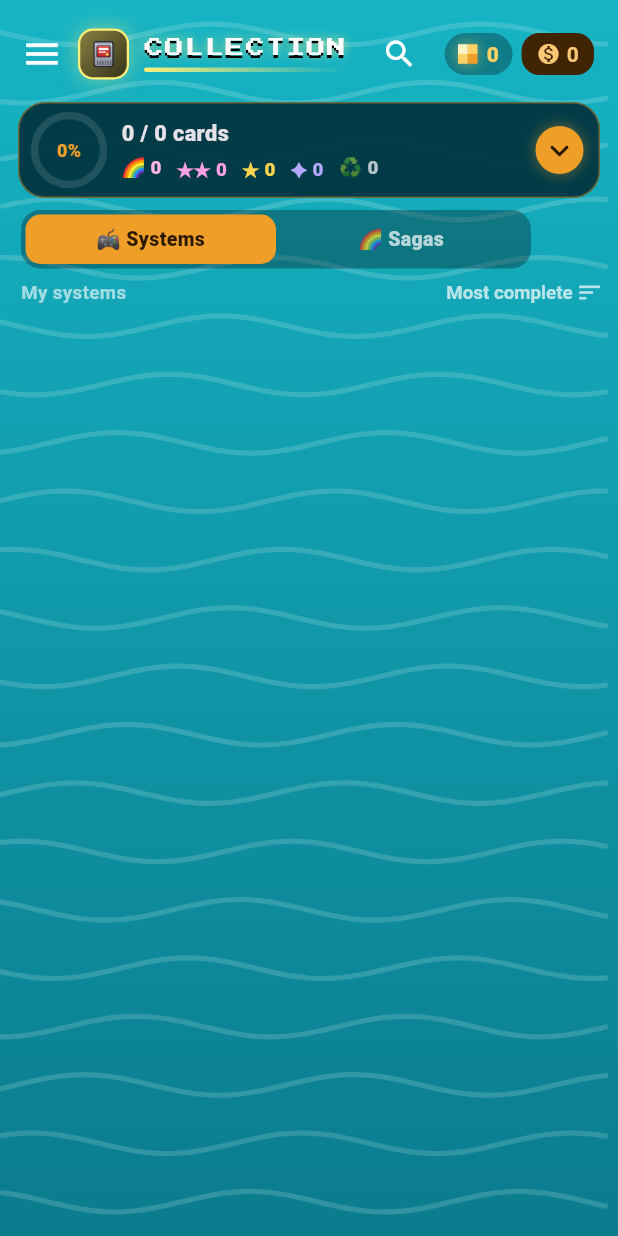
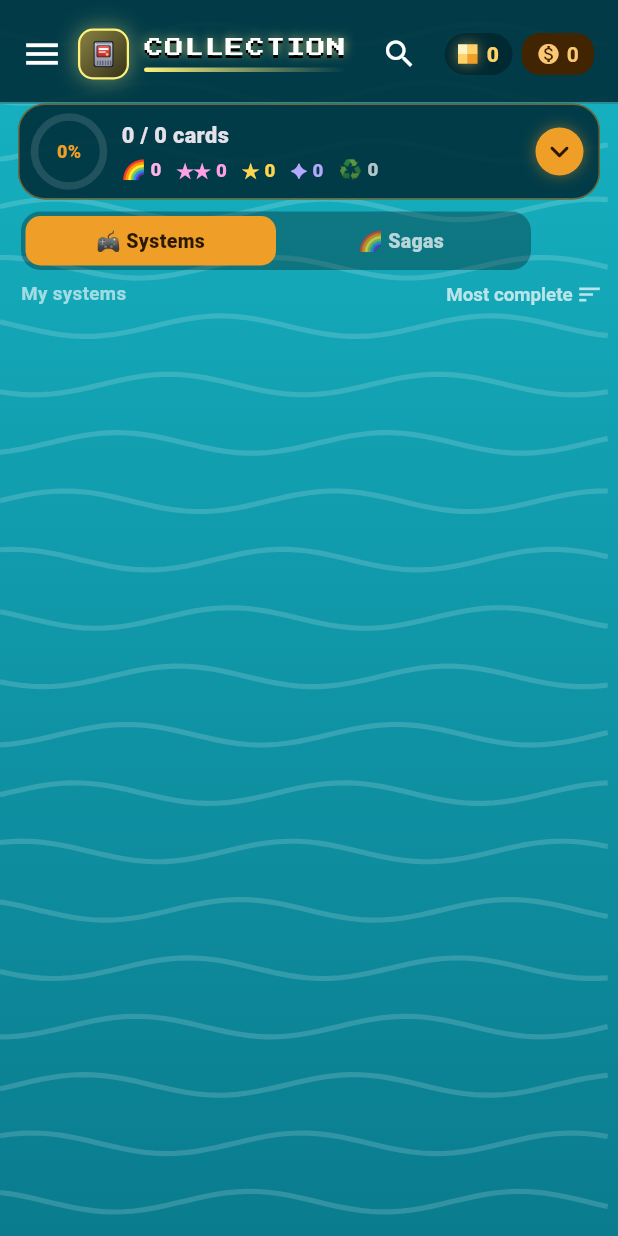
Before and after one commit to foclabroc/retro_collec_app, a Flutter app: the HomeShell screen opened directly, after a tap on the "menu" icon, on a phone screen of 412 x 824 dp. Run offline on Flutter 3.47's test engine with Material 3 defaults, Android fonts, the phone set to English and light mode, and no system bars; our stand-ins replace flutter_local_notifications, google_fonts, open_filex, sensors_plus, shared_preferences, web; missing offline and left inert: dart:js_interop, workmanager; accounts and stored records are empty; network calls fail; statements that could not run were skipped.

Commit message:
Bandeau d'en-tête du thème (93 %) sur tous les onglets + boutons à contour à 93 %
Co-Authored-By: Claude Opus 5.5 <noreply@anthropic.com>
Claude-Session: https://claude.ai/code/session_011TiJZPgqiKV4yf2kZigeqw

```diff
--- a/lib/bonus.dart
+++ b/lib/bonus.dart
@@ -61,7 +61,7 @@ class BonusScreen extends StatelessWidget {
 
   @override
   Widget build(BuildContext context) {
-    return Column(children: [
+    return TabPage(children: [
       TabHeader(t('Bonus / Jeux', 'Bonus / Games'), icon: 'bonus'),
       Expanded(
         child: ListView(padding: const EdgeInsets.fromLTRB(16, 4, 16, 24), children: const [
--- a/lib/bourse.dart
+++ b/lib/bourse.dart
@@ -74,7 +74,7 @@ class BourseScreenState extends State<BourseScreen> with SingleTickerProviderSta
 
   @override
   Widget build(BuildContext context) {
-    return Column(children: [
+    return TabPage(children: [
       TabHeader(t('Bourse', 'Exchange'), icon: 'market', actions: [
         IconButton(icon: const Icon(Icons.refresh), onPressed: reload),
       ]),
--- a/lib/chat.dart
+++ b/lib/chat.dart
@@ -183,7 +183,7 @@ class MessagesScreenState extends State<MessagesScreen> {
 
   @override
   Widget build(BuildContext context) {
-    return Column(children: [
+    return TabPage(children: [
       TabHeader(t('Messages', 'Messages'), icon: 'messages'),
       Padding(
         padding: const EdgeInsets.fromLTRB(18, 0, 18, 4),
--- a/lib/defis.dart
+++ b/lib/defis.dart
@@ -136,7 +136,7 @@ class DefisScreenState extends State<DefisScreen> {
 
   @override
   Widget build(BuildContext context) {
-    return Column(children: [
+    return TabPage(children: [
       TabHeader(t('Défis', 'Challenges'), icon: 'defis'),
       Expanded(
         child: data == null
--- a/lib/feed.dart
+++ b/lib/feed.dart
@@ -112,7 +112,7 @@ class FeedScreenState extends State<FeedScreen> {
       }
       rows.add(e);
     }
-    return Column(children: [
+    return TabPage(children: [
       TabHeader(t('Actualités', 'News'), icon: 'news', actions: [
         IconButton(onPressed: load, icon: const Icon(Icons.refresh), tooltip: t('Actualiser', 'Refresh')),
       ]),
--- a/lib/library.dart
+++ b/lib/library.dart
@@ -148,7 +148,7 @@ class _LibraryScreenState extends State<LibraryScreen> {
         final g = Game.i;
         final systems = _sortedSystems(g);
         final sagaList = [for (final s in kSagas) if (Catalog.bySys[s.sys] != null) s];
-        return Column(children: [
+        return TabPage(children: [
           TabHeader(t('Collection', 'Collection'), icon: 'collection', actions: [
             IconButton(
               tooltip: t('Toutes mes cartes : recherche, filtres, tri', 'All my cards: search, filters, sort'),
--- a/lib/main.dart
+++ b/lib/main.dart
@@ -919,6 +919,29 @@ class HomeShellState extends State<HomeShell> with WidgetsBindingObserver {
 }
 
 /// En-tête commun des onglets : titre + pièces
+/// Page d'onglet : tout ce qui précède le premier `Expanded` / `Flexible` (titre, raccourcis, lignes d'info)
+/// est posé dans un bandeau du thème à 93 % d'opacité, pour que le fond animé ne se voie plus derrière.
+class TabPage extends StatelessWidget {
+  final List<Widget> children;
+  const TabPage({super.key, required this.children});
+  @override
+  Widget build(BuildContext context) {
+    var i = children.indexWhere((w) => w is Flexible);
+    if (i < 0) i = children.length;
+    return Column(children: [
+      Container(
+        width: double.infinity,
+        decoration: BoxDecoration(
+          color: kPanel,
+          border: Border(bottom: BorderSide(color: rcTheme.line.withOpacity(0.5))),
+        ),
+        child: Column(mainAxisSize: MainAxisSize.min, children: children.sublist(0, i)),
+      ),
+      ...children.sublist(i),
+    ]);
+  }
+}
+
 class TabHeader extends StatelessWidget {
   final String title;
   final List<Widget> actions;
--- a/lib/neighbors.dart
+++ b/lib/neighbors.dart
@@ -169,7 +169,7 @@ class NeighborsScreenState extends State<NeighborsScreen> {
     return ListenableBuilder(
       listenable: Listenable.merge([Game.i, Notifs.i]),
       builder: (context, _) {
-        return Column(children: [
+        return TabPage(children: [
           TabHeader(t('Voisinage', 'Neighbors'), icon: 'neighbors'),
           // raccourcis sous le titre (le titre garde toute sa taille)
           Padding(
--- a/lib/packs.dart
+++ b/lib/packs.dart
@@ -359,7 +359,7 @@ class _PacksScreenState extends State<PacksScreen> {
           );
         }
 
-        return Column(children: [
+        return TabPage(children: [
           TabHeader(t('Paquets', 'Packs'), icon: 'packs'),
           Expanded(
             child: ListView(controller: _scroll, padding: const EdgeInsets.fromLTRB(14, 4, 14, 24), children: [
--- a/lib/profile.dart
+++ b/lib/profile.dart
@@ -129,7 +129,7 @@ class _ProfileScreenState extends State<ProfileScreen> {
       builder: (context, _) {
         final g = Game.i;
         final total = Catalog.cards.length;
-        return Column(children: [
+        return TabPage(children: [
           TabHeader(widget.embedded ? '' : t('Profil', 'Profile'), icon: 'profile', actions: [
             IconButton(
               tooltip: t('Son (musique et bruitages)', 'Sound (music and effects)'),
--- a/lib/retro_theme.dart
+++ b/lib/retro_theme.dart
@@ -177,7 +177,7 @@ ThemeData retroTheme() {
     outlinedButtonTheme: OutlinedButtonThemeData(
       style: OutlinedButton.styleFrom(
         foregroundColor: Colors.white,
-        backgroundColor: navy.withOpacity(0.4),
+        backgroundColor: navy.withOpacity(0.93),
         side: BorderSide(color: line, width: 2),
         shape: RoundedRectangleBorder(borderRadius: BorderRadius.circular(6)),
         padding: const EdgeInsets.symmetric(horizontal: 14, vertical: 12),
```
